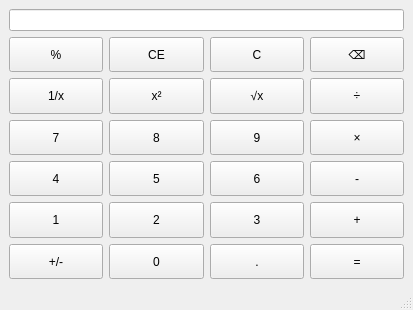
First picture: the form in lesson3/mainwindow.ui, repository roeeshua/qt_text, before the edit.
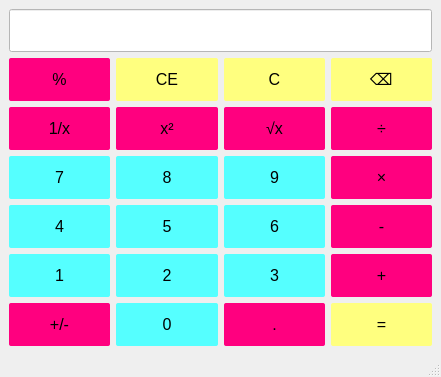
Second picture: the form after the edit.

What changed in the file:
```diff
--- a/lesson3/mainwindow.ui
+++ b/lesson3/mainwindow.ui
@@ -6,13 +6,19 @@
    <rect>
     <x>0</x>
     <y>0</y>
-    <width>413</width>
-    <height>310</height>
+    <width>441</width>
+    <height>377</height>
    </rect>
   </property>
   <property name="windowTitle">
    <string>MainWindow</string>
   </property>
+  <property name="styleSheet">
+   <string notr="true">QPushButton{
+	font-size:12pt;
+	border-radius:2px;
+}</string>
+  </property>
   <widget class="QWidget" name="centralwidget">
    <layout class="QVBoxLayout" name="verticalLayout">
     <item>
@@ -25,6 +31,21 @@
           <verstretch>0</verstretch>
          </sizepolicy>
         </property>
+        <property name="styleSheet">
+         <string notr="true">QPushButton{
+	background-color: rgb(255, 255, 127);
+	color: rgb(0, 0, 0);
+}
+
+QPushButton:hover{
+	color: rgb(255, 255, 255);
+	background-color: rgb(42, 42, 0);
+}
+
+QPushButton:pressed{
+	background-color: rgb(0, 0, 0);
+}</string>
+        </property>
         <property name="text">
          <string>C</string>
         </property>
@@ -38,6 +59,21 @@
           <verstretch>0</verstretch>
          </sizepolicy>
         </property>
+        <property name="styleSheet">
+         <string notr="true">QPushButton{
+background-color: rgb(255, 0, 127);
+color: rgb(0, 0, 0);
+}
+
+QPushButton:hover{
+	color: rgb(255, 255, 255);
+	background-color: rgb(85, 0, 0);
+}
+
+QPushButton:pressed{
+	background-color: rgb(0, 0, 0);
+}</string>
+        </property>
         <property name="text">
          <string>.</string>
         </property>
@@ -51,6 +87,21 @@
           <verstretch>0</verstretch>
          </sizepolicy>
         </property>
+        <property name="styleSheet">
+         <string notr="true">QPushButton{
+background-color: rgb(255, 0, 127);
+color: rgb(0, 0, 0);
+}
+
+QPushButton:hover{
+	color: rgb(255, 255, 255);
+	background-color: rgb(85, 0, 0);
+}
+
+QPushButton:pressed{
+	background-color: rgb(0, 0, 0);
+}</string>
+        </property>
         <property name="text">
          <string>1/x</string>
         </property>
@@ -64,6 +115,24 @@
           <verstretch>0</verstretch>
          </sizepolicy>
         </property>
+        <property name="styleSheet">
+         <string notr="true">QPushButton:hover{
+	color: rgb(255,255,255);
+	background-color: rgb(0, 0, 127);
+}
+
+QPushButton{
+	color: rgb(0, 0, 0);
+	background-color: rgb(85, 255, 255);
+}
+
+QPushButton:pressed{
+	background-color: rgb(0, 0, 0);
+}
+
+
+</string>
+        </property>
         <property name="text">
          <string>3</string>
         </property>
@@ -77,6 +146,21 @@
           <verstretch>0</verstretch>
          </sizepolicy>
         </property>
+        <property name="styleSheet">
+         <string notr="true">QPushButton{
+background-color: rgb(255, 0, 127);
+color: rgb(0, 0, 0);
+}
+
+QPushButton:hover{
+	color: rgb(255, 255, 255);
+	background-color: rgb(85, 0, 0);
+}
+
+QPushButton:pressed{
+	background-color: rgb(0, 0, 0);
+}</string>
+        </property>
         <property name="text">
          <string>%</string>
         </property>
@@ -90,6 +174,24 @@
           <verstretch>0</verstretch>
          </sizepolicy>
         </property>
+        <property name="styleSheet">
+         <string notr="true">QPushButton:hover{
+	color: rgb(255,255,255);
+	background-color: rgb(0, 0, 127);
+}
+
+QPushButton{
+	color: rgb(0, 0, 0);
+	background-color: rgb(85, 255, 255);
+}
+
+QPushButton:pressed{
+	background-color: rgb(0, 0, 0);
+}
+
+
+</string>
+        </property>
         <property name="text">
          <string>8</string>
         </property>
@@ -103,6 +205,24 @@
           <verstretch>0</verstretch>
          </sizepolicy>
         </property>
+        <property name="styleSheet">
+         <string notr="true">QPushButton:hover{
+	color: rgb(255,255,255);
+	background-color: rgb(0, 0, 127);
+}
+
+QPushButton{
+	color: rgb(0, 0, 0);
+	background-color: rgb(85, 255, 255);
+}
+
+QPushButton:pressed{
+	background-color: rgb(0, 0, 0);
+}
+
+
+</string>
+        </property>
         <property name="text">
          <string>4</string>
         </property>
@@ -116,6 +236,21 @@
           <verstretch>0</verstretch>
          </sizepolicy>
         </property>
+        <property name="styleSheet">
+         <string notr="true">QPushButton{
+background-color: rgb(255, 0, 127);
+color: rgb(0, 0, 0);
+}
+
+QPushButton:hover{
+	color: rgb(255, 255, 255);
+	background-color: rgb(85, 0, 0);
+}
+
+QPushButton:pressed{
+	background-color: rgb(0, 0, 0);
+}</string>
+        </property>
         <property name="text">
          <string>+/-</string>
         </property>
@@ -129,6 +264,24 @@
           <verstretch>0</verstretch>
          </sizepolicy>
         </property>
+        <property name="styleSheet">
+         <string notr="true">QPushButton:hover{
+	color: rgb(255,255,255);
+	background-color: rgb(0, 0, 127);
+}
+
+QPushButton{
+	color: rgb(0, 0, 0);
+	background-color: rgb(85, 255, 255);
+}
+
+QPushButton:pressed{
+	background-color: rgb(0, 0, 0);
+}
+
+
+</string>
+        </property>
         <property name="text">
          <string>2</string>
         </property>
@@ -142,6 +295,21 @@
           <verstretch>0</verstretch>
          </sizepolicy>
         </property>
+        <property name="styleSheet">
+         <string notr="true">QPushButton{
+background-color: rgb(255, 0, 127);
+color: rgb(0, 0, 0);
+}
+
+QPushButton:hover{
+	color: rgb(255, 255, 255);
+	background-color: rgb(85, 0, 0);
+}
+
+QPushButton:pressed{
+	background-color: rgb(0, 0, 0);
+}</string>
+        </property>
         <property name="text">
          <string>√x</string>
         </property>
@@ -155,6 +323,21 @@
           <verstretch>0</verstretch>
          </sizepolicy>
         </property>
+        <property name="styleSheet">
+         <string notr="true">QPushButton{
+background-color: rgb(255, 0, 127);
+color: rgb(0, 0, 0);
+}
+
+QPushButton:hover{
+	color: rgb(255, 255, 255);
+	background-color: rgb(85, 0, 0);
+}
+
+QPushButton:pressed{
+	background-color: rgb(0, 0, 0);
+}</string>
+        </property>
         <property name="text">
          <string>x²</string>
         </property>
@@ -168,6 +351,24 @@
           <verstretch>0</verstretch>
          </sizepolicy>
         </property>
+        <property name="styleSheet">
+         <string notr="true">QPushButton:hover{
+	color: rgb(255,255,255);
+	background-color: rgb(0, 0, 127);
+}
+
+QPushButton{
+	color: rgb(0, 0, 0);
+	background-color: rgb(85, 255, 255);
+}
+
+QPushButton:pressed{
+	background-color: rgb(0, 0, 0);
+}
+
+
+</string>
+        </property>
         <property name="text">
          <string>5</string>
         </property>
@@ -181,6 +382,24 @@
           <verstretch>0</verstretch>
          </sizepolicy>
         </property>
+        <property name="styleSheet">
+         <string notr="true">QPushButton:hover{
+	color: rgb(255,255,255);
+	background-color: rgb(0, 0, 127);
+}
+
+QPushButton{
+	color: rgb(0, 0, 0);
+	background-color: rgb(85, 255, 255);
+}
+
+QPushButton:pressed{
+	background-color: rgb(0, 0, 0);
+}
+
+
+</string>
+        </property>
         <property name="text">
          <string>6</string>
         </property>
@@ -194,6 +413,21 @@
           <verstretch>0</verstretch>
          </sizepolicy>
         </property>
+        <property name="styleSheet">
+         <string notr="true">QPushButton{
+	background-color: rgb(255, 255, 127);
+	color: rgb(0, 0, 0);
+}
+
+QPushButton:hover{
+	color: rgb(255, 255, 255);
+	background-color: rgb(42, 42, 0);
+}
+
+QPushButton:pressed{
+	background-color: rgb(0, 0, 0);
+}</string>
+        </property>
         <property name="text">
          <string>CE</string>
         </property>
@@ -207,6 +441,24 @@
           <verstretch>0</verstretch>
          </sizepolicy>
         </property>
+        <property name="styleSheet">
+         <string notr="true">QPushButton:hover{
+	color: rgb(255,255,255);
+	background-color: rgb(0, 0, 127);
+}
+
+QPushButton{
+	color: rgb(0, 0, 0);
+	background-color: rgb(85, 255, 255);
+}
+
+QPushButton:pressed{
+	background-color: rgb(0, 0, 0);
+}
+
+
+</string>
+        </property>
         <property name="text">
          <string>0</string>
         </property>
@@ -220,6 +472,24 @@
           <verstretch>0</verstretch>
          </sizepolicy>
         </property>
+        <property name="styleSheet">
+         <string notr="true">QPushButton:hover{
+	color: rgb(255,255,255);
+	background-color: rgb(0, 0, 127);
+}
+
+QPushButton{
+	color: rgb(0, 0, 0);
+	background-color: rgb(85, 255, 255);
+}
+
+QPushButton:pressed{
+	background-color: rgb(0, 0, 0);
+}
+
+
+</string>
+        </property>
         <property name="text">
          <string>7</string>
         </property>
@@ -233,6 +503,24 @@
           <verstretch>0</verstretch>
          </sizepolicy>
         </property>
+        <property name="styleSheet">
+         <string notr="true">QPushButton:hover{
+	color: rgb(255,255,255);
+	background-color: rgb(0, 0, 127);
+}
+
+QPushButton{
+	color: rgb(0, 0, 0);
+	background-color: rgb(85, 255, 255);
+}
+
+QPushButton:pressed{
+	background-color: rgb(0, 0, 0);
+}
+
+
+</string>
+        </property>
         <property name="text">
          <string>9</string>
         </property>
@@ -246,6 +534,24 @@
           <verstretch>0</verstretch>
          </sizepolicy>
         </property>
+        <property name="styleSheet">
+         <string notr="true">QPushButton:hover{
+	color: rgb(255,255,255);
+	background-color: rgb(0, 0, 127);
+}
+
+QPushButton{
+	color: rgb(0, 0, 0);
+	background-color: rgb(85, 255, 255);
+}
+
+QPushButton:pressed{
+	background-color: rgb(0, 0, 0);
+}
+
+
+</string>
+        </property>
         <property name="text">
          <string>1</string>
         </property>
@@ -259,6 +565,21 @@
           <verstretch>0</verstretch>
          </sizepolicy>
         </property>
+        <property name="styleSheet">
+         <string notr="true">QPushButton{
+	background-color: rgb(255, 255, 127);
+	color: rgb(0, 0, 0);
+}
+
+QPushButton:hover{
+	color: rgb(255, 255, 255);
+	background-color: rgb(42, 42, 0);
+}
+
+QPushButton:pressed{
+	background-color: rgb(0, 0, 0);
+}</string>
+        </property>
         <property name="text">
          <string>⌫</string>
         </property>
@@ -272,6 +593,21 @@
           <verstretch>0</verstretch>
          </sizepolicy>
         </property>
+        <property name="styleSheet">
+         <string notr="true">QPushButton{
+background-color: rgb(255, 0, 127);
+color: rgb(0, 0, 0);
+}
+
+QPushButton:hover{
+	color: rgb(255, 255, 255);
+	background-color: rgb(85, 0, 0);
+}
+
+QPushButton:pressed{
+	background-color: rgb(0, 0, 0);
+}</string>
+        </property>
         <property name="text">
          <string>÷</string>
         </property>
@@ -285,6 +621,21 @@
           <verstretch>0</verstretch>
          </sizepolicy>
         </property>
+        <property name="styleSheet">
+         <string notr="true">QPushButton{
+background-color: rgb(255, 0, 127);
+color: rgb(0, 0, 0);
+}
+
+QPushButton:hover{
+	color: rgb(255, 255, 255);
+	background-color: rgb(85, 0, 0);
+}
+
+QPushButton:pressed{
+	background-color: rgb(0, 0, 0);
+}</string>
+        </property>
         <property name="text">
          <string>×</string>
         </property>
@@ -298,6 +649,21 @@
           <verstretch>0</verstretch>
          </sizepolicy>
         </property>
+        <property name="styleSheet">
+         <string notr="true">QPushButton{
+background-color: rgb(255, 0, 127);
+color: rgb(0, 0, 0);
+}
+
+QPushButton:hover{
+	color: rgb(255, 255, 255);
+	background-color: rgb(85, 0, 0);
+}
+
+QPushButton:pressed{
+	background-color: rgb(0, 0, 0);
+}</string>
+        </property>
         <property name="text">
          <string>-</string>
         </property>
@@ -311,6 +677,21 @@
           <verstretch>0</verstretch>
          </sizepolicy>
         </property>
+        <property name="styleSheet">
+         <string notr="true">QPushButton{
+background-color: rgb(255, 0, 127);
+color: rgb(0, 0, 0);
+}
+
+QPushButton:hover{
+	color: rgb(255, 255, 255);
+	background-color: rgb(85, 0, 0);
+}
+
+QPushButton:pressed{
+	background-color: rgb(0, 0, 0);
+}</string>
+        </property>
         <property name="text">
          <string>+</string>
         </property>
@@ -324,6 +705,21 @@
           <verstretch>0</verstretch>
          </sizepolicy>
         </property>
+        <property name="styleSheet">
+         <string notr="true">QPushButton{
+	background-color: rgb(255, 255, 127);
+	color: rgb(0, 0, 0);
+}
+
+QPushButton:hover{
+	color: rgb(255, 255, 255);
+	background-color: rgb(42, 42, 0);
+}
+
+QPushButton:pressed{
+	background-color: rgb(0, 0, 0);
+}</string>
+        </property>
         <property name="text">
          <string>=</string>
         </property>
@@ -331,6 +727,17 @@
       </item>
       <item row="0" column="0" colspan="4">
        <widget class="QLineEdit" name="display">
+        <property name="sizePolicy">
+         <sizepolicy hsizetype="Expanding" vsizetype="Preferred">
+          <horstretch>0</horstretch>
+          <verstretch>0</verstretch>
+         </sizepolicy>
+        </property>
+        <property name="styleSheet">
+         <string notr="true">background-color: rgb(255, 255, 255);
+font: 12pt &quot;Microsoft YaHei UI&quot;;
+color: rgb(0, 0, 0);</string>
+        </property>
         <property name="alignment">
          <set>Qt::AlignmentFlag::AlignRight|Qt::AlignmentFlag::AlignTrailing|Qt::AlignmentFlag::AlignVCenter</set>
         </property>
```
Left out of the diff: 2 changed lines with no effect on the pictures.
